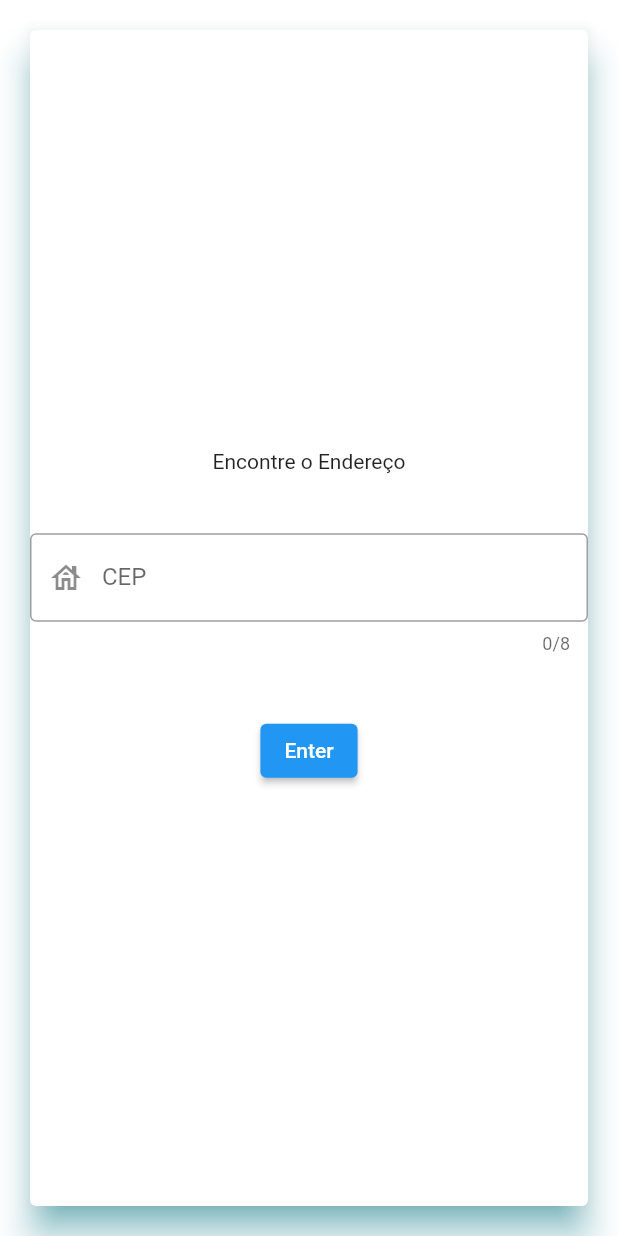
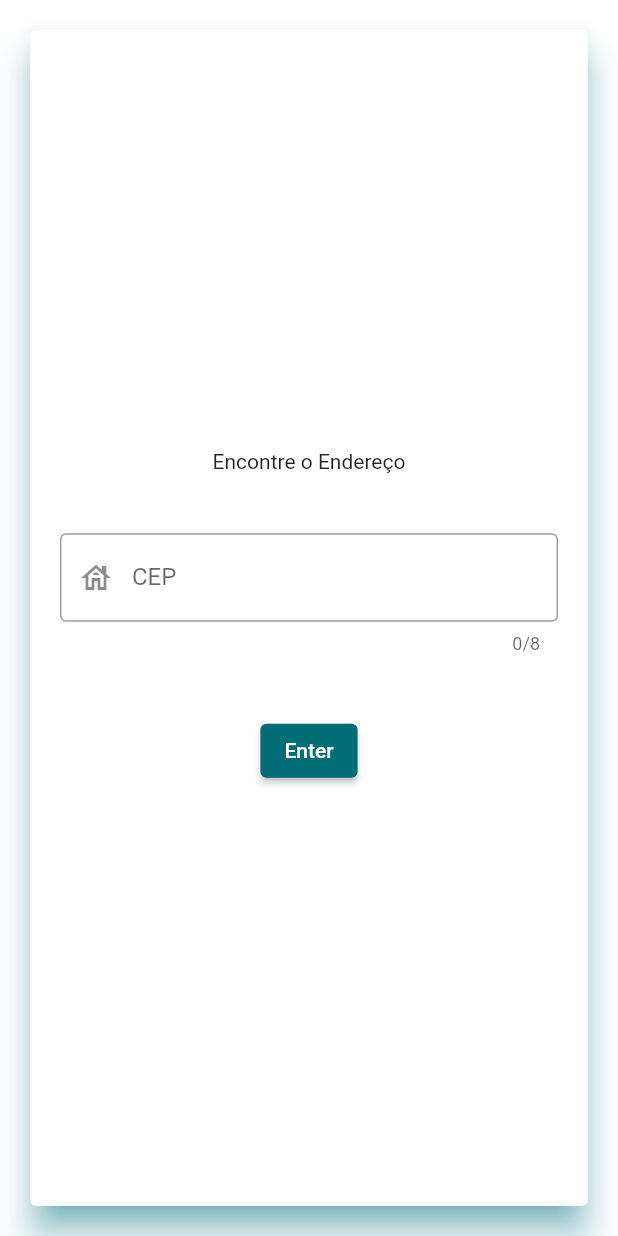
Before and after one commit to annealmd/cep, a Flutter app: the screen it shows after launch, on a phone screen of 412 x 824 dp. Run offline on Flutter 3.47's test engine with Material 2 defaults, Android fonts, the light colour scheme and no system bars.

Commit message:
:hammer: refactoring code to be cleanner

```diff
--- /dev/null
+++ b/lib/core/app_router.dart
@@ -0,0 +1,21 @@
+import 'package:cep/view/home_page.dart';
+import 'package:flutter/material.dart';
+
+import 'exceptions.dart';
+
+class AppRouter {
+  static const String home = '/';
+
+  const AppRouter._();
+
+  static Route<dynamic> onGenerateRoute(RouteSettings settings) {
+    switch (settings.name) {
+      case home:
+        return MaterialPageRoute(
+          builder: (_) => const HomePage(),
+        );
+      default:
+        throw const RouteException('Route not found!');
+    }
+  }
+}
--- /dev/null
+++ b/lib/core/app_theme.dart
@@ -0,0 +1,68 @@
+import 'package:flutter/material.dart';
+import 'package:flutter/scheduler.dart';
+import 'package:flutter/services.dart';
+
+class AppTheme {
+  // static Color lightBackgroundColor = const Color(0xfff2f2f2);
+  // static Color lightPrimaryColor = const Color(0xfff2f2f2);
+  // static Color lightAccentColor = Colors.blueGrey.shade200;
+  // static Color lightParticlesColor = const Color(0x44948282);
+  static Color lightBackgroundColor = const Color(0xff3C7F78);
+  static Color lightPrimaryColor = const Color(0xff006D77);
+  static Color lightAccentColor = const Color(0xffE29578);
+  static Color lightParticlesColor = const Color(0x44FFDDD2);
+
+  // static Color darkBackgroundColor = const Color(0xFF1A2127);
+  // static Color darkPrimaryColor = const Color(0xFF1A2127);
+  // static Color darkAccentColor = Colors.blueGrey.shade600;
+  // static Color darkParticlesColor = const Color(0x441C2A3D);
+  static Color darkBackgroundColor = const Color(0xFF6D597A);
+  static Color darkPrimaryColor = const Color(0xFF355070);
+  static Color darkAccentColor = const Color(0xFFB56576);
+  static Color darkParticlesColor = const Color(0x44E56B6F);
+
+  const AppTheme._();
+
+  static final lightTheme = ThemeData(
+    colorScheme: ColorScheme.fromSwatch().copyWith(
+      primary: lightPrimaryColor,
+      secondary: lightAccentColor,
+      background: lightBackgroundColor,
+    ),
+    brightness: Brightness.light,
+    visualDensity: VisualDensity.adaptivePlatformDensity,
+  );
+
+  static final darkTheme = ThemeData(
+    colorScheme: ColorScheme.fromSwatch().copyWith(
+      primary: darkPrimaryColor,
+      secondary: darkAccentColor,
+      background: darkBackgroundColor,
+    ),
+    backgroundColor: darkBackgroundColor,
+    visualDensity: VisualDensity.adaptivePlatformDensity,
+  );
+
+  static Brightness get currentSystemBrightness =>
+      SchedulerBinding.instance!.window.platformBrightness;
+
+  static setStatusBarAndNavigationBarColors(ThemeMode themeMode) {
+    SystemChrome.setSystemUIOverlayStyle(SystemUiOverlayStyle(
+      statusBarColor: Colors.transparent,
+      statusBarIconBrightness:
+          themeMode == ThemeMode.light ? Brightness.dark : Brightness.light,
+      systemNavigationBarIconBrightness:
+          themeMode == ThemeMode.light ? Brightness.dark : Brightness.light,
+      systemNavigationBarColor: themeMode == ThemeMode.light
+          ? lightBackgroundColor
+          : darkBackgroundColor,
+      systemNavigationBarDividerColor: Colors.transparent,
+    ));
+  }
+}
+
+extension ThemeExtras on ThemeData {
+  Color get particlesColor => brightness == Brightness.light
+      ? AppTheme.lightParticlesColor
+      : AppTheme.darkParticlesColor;
+}
--- /dev/null
+++ b/lib/core/constants.dart
@@ -0,0 +1,3 @@
+class Strings {
+  static const appTitle = 'Flutter Demo';
+}
--- /dev/null
+++ b/lib/core/exceptions.dart
@@ -0,0 +1,5 @@
+class RouteException implements Exception {
+  final String message;
+
+  const RouteException(this.message);
+}
--- a/lib/main.dart
+++ b/lib/main.dart
@@ -1,6 +1,10 @@
 import 'package:cep/Controller/cep_controller.dart';
-import 'package:cep/page/home_page.dart';
+import 'package:cep/core/app_router.dart';
+import 'package:cep/core/app_theme.dart';
+import 'package:cep/core/constants.dart';
+
 import 'package:cep/service/cep_service.dart';
+import 'package:cep/view/home_page.dart';
 import 'package:flutter/material.dart';
 import 'package:provider/provider.dart';
 import 'package:http/http.dart' as http;
@@ -22,11 +26,12 @@ class MyApp extends StatelessWidget {
             create: (context) => CepController(context.read())),
       ],
       child: MaterialApp(
-        title: 'Flutter Demo',
-        theme: ThemeData(
-          primarySwatch: Colors.blue,
-        ),
-        home: HomePage(),
+        title: Strings.appTitle,
+        theme: AppTheme.lightTheme,
+        darkTheme: AppTheme.darkTheme,
+        initialRoute: AppRouter.home,
+        onGenerateRoute: AppRouter.onGenerateRoute,
+        //home: const HomePage(),
       ),
     );
   }
--- a/lib/page/widget/initial_cep.dart
+++ /dev/null
@@ -1,47 +0,0 @@
-import 'package:flutter/material.dart';
-import 'package:provider/src/provider.dart';
-
-import 'package:cep/Controller/cep_controller.dart';
-
-class InitialCep extends StatelessWidget {
-  final txtController = TextEditingController();
-  // InitialCep(
-  //   this.cepController,
-  // ) : super();
-
-  // final CepController cepController;
-
-  @override
-  Widget build(BuildContext context) {
-    return Column(
-      mainAxisAlignment: MainAxisAlignment.center,
-      children: [
-        const Text('Encontre o Endereço'),
-        const SizedBox(
-          height: 40,
-        ),
-        TextField(
-          controller: txtController,
-          decoration: const InputDecoration(
-            border: OutlineInputBorder(),
-            prefixIcon: Icon(Icons.house_outlined),
-            labelText: 'CEP',
-            hintText: '00000000',
-            hintStyle: TextStyle(color: Colors.black45, fontSize: 12),
-          ),
-          textAlign: TextAlign.center,
-          maxLength: 8,
-        ),
-        const SizedBox(
-          height: 40,
-        ),
-        ElevatedButton(
-          onPressed: () {
-            context.read<CepController>().fetchCep(txtController.text);
-          },
-          child: const Text('Enter'),
-        ),
-      ],
-    );
-  }
-}
--- a/lib/page/home_page.dart
+++ b/lib/view/home_page.dart
@@ -1,16 +1,17 @@
 import 'package:flutter/material.dart';
+// ignore: implementation_imports
 import 'package:provider/src/provider.dart';
 
 import 'package:cep/Controller/cep_controller.dart';
-import 'package:cep/page/widget/error_cep.dart';
-import 'package:cep/page/widget/initial_cep.dart';
-import 'package:cep/page/widget/loading_cep.dart';
-import 'package:cep/page/widget/success_cep.dart';
+import 'package:cep/view/widget/error_cep.dart';
+import 'package:cep/view/widget/initial_cep.dart';
+import 'package:cep/view/widget/loading_cep.dart';
+import 'package:cep/view/widget/success_cep.dart';
 import 'package:cep/states/cep_state.dart';
 
 // ignore: must_be_immutable
 class HomePage extends StatelessWidget {
-  HomePage({Key? key}) : super(key: key);
+  const HomePage({Key? key}) : super(key: key);
 
   @override
   Widget build(BuildContext context) {
--- /dev/null
+++ b/lib/view/widget/initial_cep.dart
@@ -0,0 +1,50 @@
+import 'package:flutter/material.dart';
+import 'package:provider/src/provider.dart';
+
+import 'package:cep/Controller/cep_controller.dart';
+
+class InitialCep extends StatelessWidget {
+  final txtController = TextEditingController();
+  // InitialCep(
+  //   this.cepController,
+  // ) : super();
+
+  // final CepController cepController;
+
+  @override
+  Widget build(BuildContext context) {
+    return Padding(
+      padding: const EdgeInsets.only(left: 20, right: 20),
+      child: Column(
+        mainAxisAlignment: MainAxisAlignment.center,
+        children: [
+          const Text('Encontre o Endereço'),
+          const SizedBox(
+            height: 40,
+          ),
+          TextField(
+            controller: txtController,
+            decoration: const InputDecoration(
+              border: OutlineInputBorder(),
+              prefixIcon: Icon(Icons.house_outlined),
+              labelText: 'CEP',
+              hintText: '00000000',
+              hintStyle: TextStyle(color: Colors.black45, fontSize: 12),
+            ),
+            textAlign: TextAlign.center,
+            maxLength: 8,
+          ),
+          const SizedBox(
+            height: 40,
+          ),
+          ElevatedButton(
+            onPressed: () {
+              context.read<CepController>().fetchCep(txtController.text);
+            },
+            child: const Text('Enter'),
+          ),
+        ],
+      ),
+    );
+  }
+}
```
Also changed, not shown: lib/view/widget/error_cep.dart (renamed from lib/page/widget/error_cep.dart), lib/view/widget/loading_cep.dart (renamed from lib/page/widget/loading_cep.dart), lib/view/widget/success_cep.dart (renamed from lib/page/widget/success_cep.dart), pubspec.lock, 1 other file.
